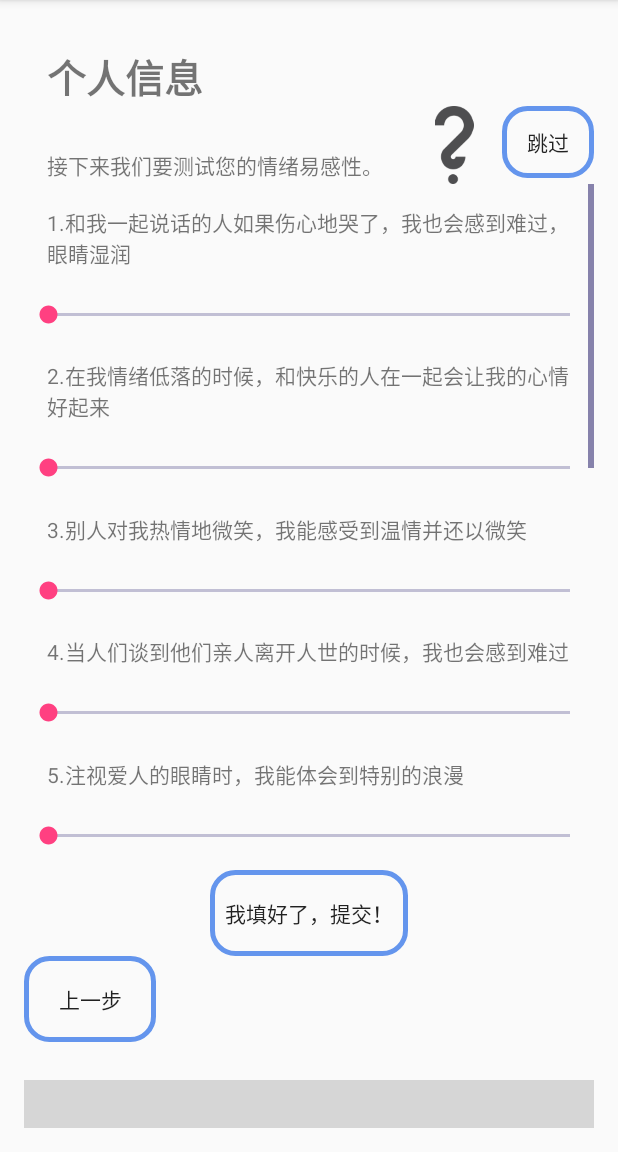
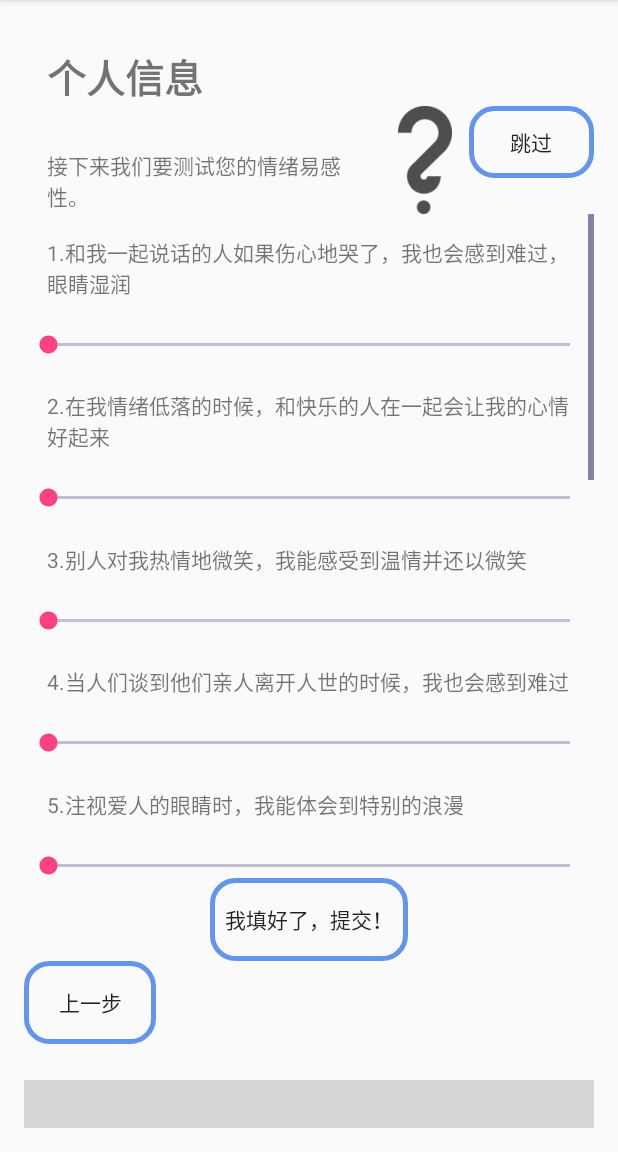
Before and after one commit to FantasticLeo123/zhishui2019, an Android app: the edit_info screen opened directly, with no data from a screen before it, after a tap on "下一页", on a phone screen of 412 x 824 dp, the part 84-1236 px from its top. Run offline under Robolectric (Android 15) with nearby library versions, the phone set to English and light mode, and no system bars; libraries missing offline, so code that uses them is left out: com.ashokvarma.bottomnavigation, org.achartengine, org.achartengine.chart, org.achartengine.model, org.achartengine.renderer; plain views replace BottomNavigationBar; 14 statements that could not run were skipped; grey boxes are pictures that could not be loaded.

Commit message:
debug: buttons intent

```diff
--- a/app/src/main/java/com/example/asus/zhishui/about_us.java
+++ b/app/src/main/java/com/example/asus/zhishui/about_us.java
@@ -7,6 +7,7 @@ import android.os.Bundle;
 import android.util.Log;
 import android.view.View;
 import android.widget.Button;
+import com.example.asus.zhishui.bookpage.bookpage;
 
 import com.ashokvarma.bottomnavigation.BottomNavigationBar;
 import com.ashokvarma.bottomnavigation.BottomNavigationItem;
@@ -54,6 +55,9 @@ public class about_us extends AppCompatActivity {
             public void onTabSelected(int position) {
                 switch (position) {
                     case 0:
+                        Log.i("1","choose book!");
+                        Intent intent = new Intent(about_us.this, bookpage.class);
+                        startActivity(intent);
                         break;
                     case 1:
                         Log.i("1","choose index!");
--- a/app/src/main/java/com/example/asus/zhishui/edit_info.java
+++ b/app/src/main/java/com/example/asus/zhishui/edit_info.java
@@ -11,6 +11,7 @@ import android.widget.EditText;
 
 import com.ashokvarma.bottomnavigation.BottomNavigationBar;
 import com.ashokvarma.bottomnavigation.BottomNavigationItem;
+import com.example.asus.zhishui.bookpage.bookpage;
 
 public class edit_info extends AppCompatActivity {
     Button next;
@@ -66,15 +67,17 @@ public class edit_info extends AppCompatActivity {
             public void onTabSelected(int position) {
                 switch (position) {
                     case 0:
-                        Log.i("1","choose Today!");
+                        Log.i("1","choose book!");
+                        Intent intent = new Intent(edit_info.this, bookpage.class);
+                        startActivity(intent);
                         break;
                     case 1:
-                        Log.i("1","choose index!");
+                        Log.i("1","choose main!");
                         Intent intent1 = new Intent(edit_info.this, main_activity.class);
                         startActivity(intent1);
                         break;
                     case 2:
-                        Log.i("1","choose calendar!");
+                        Log.i("1","choose me!");
                         Intent intent2 = new Intent(edit_info.this, me.class);
                         startActivity(intent2);
                         break;
--- a/app/src/main/java/com/example/asus/zhishui/error_correct.java
+++ b/app/src/main/java/com/example/asus/zhishui/error_correct.java
@@ -9,6 +9,7 @@ import android.util.Log;
 import android.view.View;
 import android.widget.Button;
 import android.widget.LinearLayout;
+import com.example.asus.zhishui.bookpage.bookpage;
 
 import com.ashokvarma.bottomnavigation.BottomNavigationBar;
 import com.ashokvarma.bottomnavigation.BottomNavigationItem;
@@ -74,7 +75,7 @@ public class error_correct extends AppCompatActivity {
                 switch (position) {
                     case 0:
                         Log.i("1","choose book!");
-                        Intent intent = new Intent(error_correct.this, book.class);
+                        Intent intent = new Intent(error_correct.this, bookpage.class);
                         startActivity(intent);
                         break;
                     case 1:
--- a/app/src/main/java/com/example/asus/zhishui/susceptibility.java
+++ b/app/src/main/java/com/example/asus/zhishui/susceptibility.java
@@ -1,17 +1,25 @@
 package com.example.asus.zhishui;
 
+import android.content.DialogInterface;
 import android.content.Intent;
+
+import androidx.appcompat.app.AlertDialog;
 import androidx.appcompat.app.AppCompatActivity;
 import android.os.Bundle;
 import android.util.Log;
 import android.view.View;
 import android.widget.Button;
+import android.widget.ImageButton;
 
 import com.ashokvarma.bottomnavigation.BottomNavigationBar;
 import com.ashokvarma.bottomnavigation.BottomNavigationItem;
+import com.example.asus.zhishui.bookpage.bookpage;
 
 public class susceptibility extends AppCompatActivity {
     Button pre;
+    Button skip;
+    Button submit;
+    ImageButton question;
 
     @Override
     protected void onCreate(Bundle savedInstanceState) {
@@ -19,6 +27,15 @@ public class susceptibility extends AppCompatActivity {
         setContentView(R.layout.activity_susceptibility);
         initView();
 
+
+
+    }
+
+    private void initView(){
+        pre = (Button) findViewById(R.id.yigan_pre_btn);
+        skip = (Button)findViewById(R.id.yigan_skip_btn);
+        submit = (Button)findViewById(R.id.yigan_submit_btn);
+        question = (ImageButton) findViewById(R.id.question);
         pre.setOnClickListener(new View.OnClickListener(){
             @Override
             public void onClick(View v){
@@ -26,11 +43,42 @@ public class susceptibility extends AppCompatActivity {
                 startActivity(intent);
             }
         });
+        skip.setOnClickListener(new View.OnClickListener(){
+            @Override
+            public void onClick(View v){
+                Intent intent = new Intent(susceptibility.this, me.class);
+                startActivity(intent);
+            }
+        });
+        submit.setOnClickListener(new View.OnClickListener(){
+            @Override
+            public void onClick(View v){
+                Intent intent = new Intent(susceptibility.this, me.class);
+                startActivity(intent);
+            }
+        });
 
-    }
+        question.setOnClickListener(new View.OnClickListener(){
+            @Override
+            public void onClick(View v){
+                AlertDialog.Builder dialog=new AlertDialog.Builder(susceptibility.this);
+                //获取AlertDialog对象
+                dialog.setTitle("情绪易感性");//设置标题
+                dialog.setMessage("情绪易感性专指人们在执行认知活动时受其情绪影响的程度特征。情绪易感性的程度不同，相应的应为反应也不同，情绪易感性高的人群容易受其情绪的控制，因此这类人群更应该利用情绪调节策略来控制自己的情绪。");//设置信息具体内容
+                dialog.setCancelable(true);//设置是否可取消
+                dialog.setPositiveButton("OK", new DialogInterface.OnClickListener() {
+                    @Override//设置ok的事件
+                    public void onClick(DialogInterface dialogInterface, int i) {
+                        //在此处写入ok的逻辑
+                        dialogInterface.dismiss();
 
-    private void initView(){
-        pre = (Button) findViewById(R.id.yigan_pre_btn);
+                    }
+                });
+                dialog.show();
+            }
+        });
+
+
         //设置导航栏
         BottomNavigationBar bottomTabs = (BottomNavigationBar) findViewById(R.id.bottom_navigation_bar);
         bottomTabs.addItem(new BottomNavigationItem(R.drawable.book, "情绪书"))
@@ -45,6 +93,9 @@ public class susceptibility extends AppCompatActivity {
             public void onTabSelected(int position) {
                 switch (position) {
                     case 0:
+                        Log.i("1","choose book!");
+                        Intent intent = new Intent(susceptibility.this, bookpage.class);
+                        startActivity(intent);
                         break;
                     case 1:
                         Log.i("1","choose index!");
--- a/app/src/main/res/layout/activity_susceptibility.xml
+++ b/app/src/main/res/layout/activity_susceptibility.xml
@@ -24,12 +24,17 @@
             android:orientation="horizontal">
             <TextView
                 style="@style/CommonTextView"
-                android:layout_width="match_parent"
+                android:layout_width="0dp"
+                android:layout_weight="4"
                 android:layout_height="wrap_content"
                 android:text="接下来我们要测试您的情绪易感性。" />
-            <ImageView
-                android:layout_width="wrap_content"
+            <ImageButton
+                android:id="@+id/question"
+                android:layout_width="0dp"
+                android:layout_weight="1"
                 android:layout_height="match_parent"
+                android:scaleType="centerInside"
+                android:background="#00000000"
                 android:src="@drawable/question_mark" />
             <Button
                 android:id="@+id/yigan_skip_btn"
```
Also changed, not shown: app/src/main/java/com/example/asus/zhishui/adjust.java (+12 -0 lines), app/build.gradle (line endings or trailing spaces), 1 other file.
